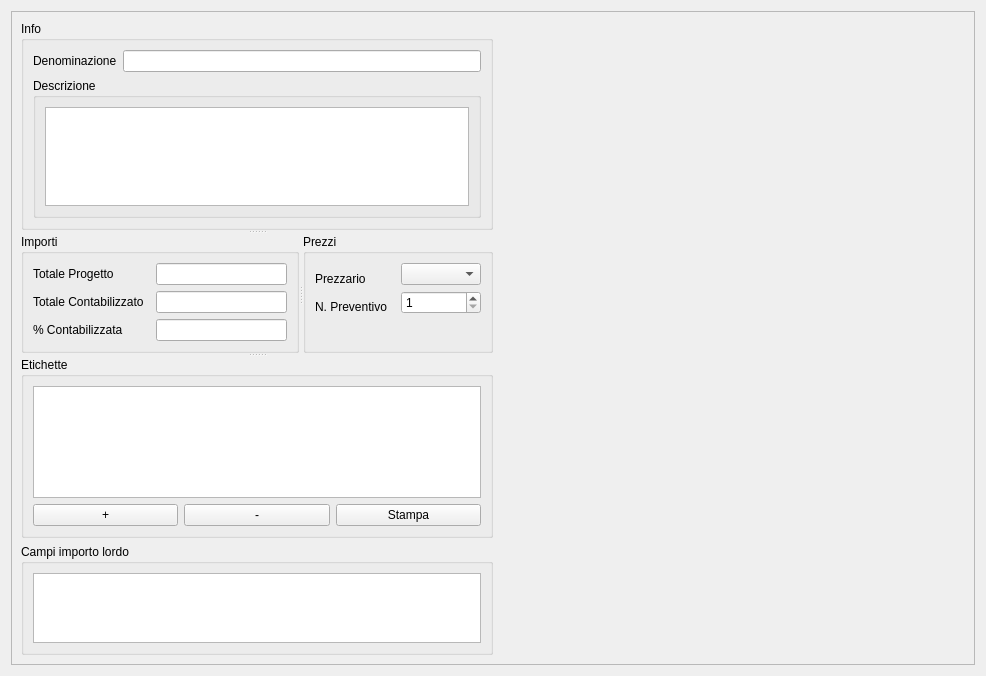
Before: the Qt Designer form qcostgui/accountinglsbilldatagui.ui in mickele77/qcost, drawn with Qt 5.
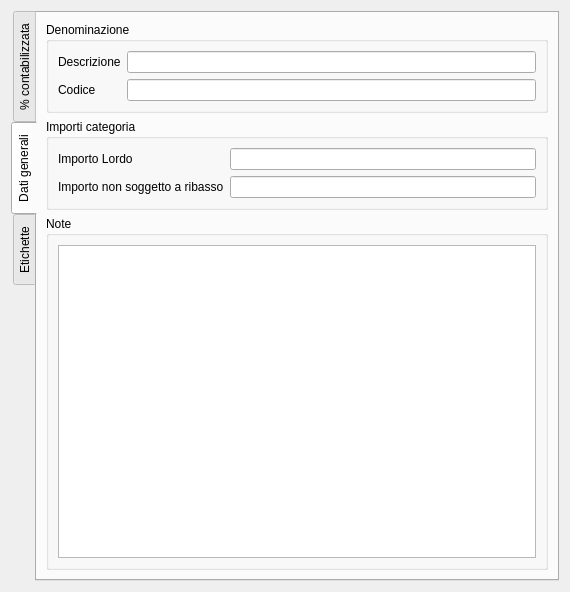
After: the same form once the commit is applied. The open tabs and pages were chosen to show the change.

Diff of the .ui file:
```diff
--- a/qcostgui/accountinglsbilldatagui.ui
+++ b/qcostgui/accountinglsbilldatagui.ui
@@ -6,8 +6,8 @@
    <rect>
     <x>0</x>
     <y>0</y>
-    <width>986</width>
-    <height>676</height>
+    <width>570</width>
+    <height>592</height>
    </rect>
   </property>
   <property name="windowTitle">
@@ -15,79 +15,47 @@
   </property>
   <layout class="QGridLayout" name="gridLayout_7">
    <item row="0" column="0">
-    <widget class="QScrollArea" name="scrollArea">
-     <property name="widgetResizable">
-      <bool>true</bool>
+    <widget class="QTabWidget" name="tabWidget">
+     <property name="tabPosition">
+      <enum>QTabWidget::West</enum>
      </property>
-     <widget class="QWidget" name="scrollAreaWidgetContents">
-      <property name="geometry">
-       <rect>
-        <x>0</x>
-        <y>0</y>
-        <width>970</width>
-        <height>660</height>
-       </rect>
-      </property>
+     <property name="currentIndex">
+      <number>0</number>
+     </property>
+     <widget class="QWidget" name="accountedAmountsTab">
+      <attribute name="title">
+       <string>% contabilizzata</string>
+      </attribute>
       <layout class="QGridLayout" name="gridLayout_2">
        <item row="0" column="0">
-        <widget class="QSplitter" name="splitter_2">
-         <property name="orientation">
-          <enum>Qt::Vertical</enum>
-         </property>
-         <widget class="QGroupBox" name="infoGroupBox">
-          <property name="title">
-           <string>Info</string>
-          </property>
-          <layout class="QGridLayout" name="gridLayout_4">
-           <item row="0" column="0">
-            <widget class="QLabel" name="nameLabel">
-             <property name="text">
-              <string>Denominazione</string>
-             </property>
-            </widget>
-           </item>
-           <item row="0" column="1">
-            <widget class="QLineEdit" name="nameLineEdit"/>
-           </item>
-           <item row="1" column="0" colspan="2">
-            <widget class="QGroupBox" name="descriptionGroupBox">
-             <property name="title">
-              <string>Descrizione</string>
-             </property>
-             <layout class="QGridLayout" name="gridLayout_6">
-              <item row="0" column="0">
-               <widget class="QPlainTextEdit" name="descriptionTextEdit"/>
-              </item>
-             </layout>
-            </widget>
-           </item>
-          </layout>
-         </widget>
          <widget class="QSplitter" name="splitter">
           <property name="orientation">
            <enum>Qt::Horizontal</enum>
           </property>
           <widget class="QGroupBox" name="groupBox_3">
            <property name="title">
-            <string>Importi</string>
+           <string>% contabilizzata</string>
            </property>
            <layout class="QGridLayout" name="gridLayout_8">
             <item row="0" column="0" colspan="2">
              <widget class="QLabel" name="totalAmountLabel">
               <property name="text">
-               <string>Totale Progetto</string>
+              <string>Totale Categoria</string>
               </property>
              </widget>
             </item>
             <item row="2" column="0">
              <widget class="QLabel" name="percentageAccountedLabel">
               <property name="text">
-               <string>% Contabilizzata</string>
+              <string>% contabilizzata</string>
               </property>
              </widget>
             </item>
             <item row="2" column="2">
              <widget class="QLineEdit" name="percentageAccountedLineEdit">
+             <property name="alignment">
+              <set>Qt::AlignRight|Qt::AlignTrailing|Qt::AlignVCenter</set>
+             </property>
               <property name="readOnly">
                <bool>true</bool>
               </property>
@@ -102,6 +70,9 @@
             </item>
             <item row="0" column="2">
              <widget class="QLineEdit" name="totalAmountLineEdit">
+             <property name="alignment">
+              <set>Qt::AlignRight|Qt::AlignTrailing|Qt::AlignVCenter</set>
+             </property>
               <property name="readOnly">
                <bool>true</bool>
               </property>
@@ -109,6 +80,9 @@
             </item>
             <item row="1" column="2">
              <widget class="QLineEdit" name="totalAmountAccountedLineEdit">
+             <property name="alignment">
+              <set>Qt::AlignRight|Qt::AlignTrailing|Qt::AlignVCenter</set>
+             </property>
               <property name="readOnly">
                <bool>true</bool>
               </property>
@@ -116,9 +90,12 @@
             </item>
            </layout>
           </widget>
-          <widget class="QGroupBox" name="groupBox">
+        </widget>
+       </item>
+       <item row="1" column="0">
+        <widget class="QGroupBox" name="priceListGroupBox">
            <property name="title">
-            <string>Prezzi</string>
+          <string>Costi Unitari</string>
            </property>
            <layout class="QGridLayout" name="gridLayout">
             <item row="0" column="0" rowspan="2">
@@ -133,6 +110,9 @@
             </item>
             <item row="1" column="1" rowspan="2">
              <widget class="QSpinBox" name="currentPriceDataSetSpinBox">
+            <property name="alignment">
+             <set>Qt::AlignRight|Qt::AlignTrailing|Qt::AlignVCenter</set>
+            </property>
               <property name="minimum">
                <number>1</number>
               </property>
@@ -145,76 +125,142 @@
               </property>
              </widget>
             </item>
-            <item row="3" column="1">
-             <spacer name="verticalSpacer_3">
-              <property name="orientation">
-               <enum>Qt::Vertical</enum>
-              </property>
-              <property name="sizeHint" stdset="0">
-               <size>
-                <width>17</width>
-                <height>69</height>
-               </size>
-              </property>
-             </spacer>
+          <item row="3" column="0" colspan="2">
+           <widget class="QGroupBox" name="totalPriceFieldGroupBox">
+            <property name="title">
+             <string>Campi importo lordo</string>
+            </property>
+            <layout class="QGridLayout" name="gridLayout_9">
+             <item row="0" column="0">
+              <widget class="QTableView" name="totalPriceFieldTableView">
+               <property name="alternatingRowColors">
+                <bool>true</bool>
+               </property>
+              </widget>
             </item>
            </layout>
           </widget>
-         </widget>
+          </item>
+         </layout>
+        </widget>
+       </item>
+      </layout>
+     </widget>
+     <widget class="QWidget" name="generalDataTab">
+      <attribute name="title">
+       <string>Dati generali</string>
+      </attribute>
+      <layout class="QGridLayout" name="gridLayout_12">
+       <item row="0" column="0">
+        <widget class="QGroupBox" name="nameGroupBox">
+         <property name="title">
+          <string>Denominazione</string>
+         </property>
+         <layout class="QGridLayout" name="gridLayout_11">
+          <item row="0" column="0">
+           <widget class="QLabel" name="nameLabel">
+            <property name="text">
+             <string>Descrizione</string>
+            </property>
+           </widget>
+          </item>
+          <item row="0" column="1">
+           <widget class="QLineEdit" name="nameLineEdit"/>
+          </item>
+          <item row="1" column="0">
+           <widget class="QLabel" name="codeLabel">
+            <property name="text">
+             <string>Codice</string>
+            </property>
+           </widget>
+          </item>
+          <item row="1" column="1">
+           <widget class="QLineEdit" name="codeLineEdit"/>
+          </item>
+         </layout>
+        </widget>
+       </item>
+       <item row="1" column="0">
+        <widget class="QGroupBox" name="PPUGroupBox">
+         <property name="title">
+          <string>Importi categoria</string>
+         </property>
+         <layout class="QGridLayout" name="gridLayout_10">
+          <item row="0" column="0">
+           <widget class="QLabel" name="PPUToBeDiscountedLabel">
+            <property name="text">
+             <string>Importo Lordo</string>
+            </property>
+           </widget>
+          </item>
+          <item row="0" column="1">
+           <widget class="QLineEdit" name="PPUToBeDiscountedLineEdit"/>
+          </item>
+          <item row="1" column="1">
+           <widget class="QLineEdit" name="PPUNotToBeDiscountedLineEdit"/>
+          </item>
+          <item row="1" column="0">
+           <widget class="QLabel" name="PPUNotToBeDiscountedLabel">
+            <property name="text">
+             <string>Importo non soggetto a ribasso</string>
+            </property>
+           </widget>
+          </item>
+         </layout>
+        </widget>
+       </item>
+       <item row="2" column="0">
+        <widget class="QGroupBox" name="descriptionGroupBox">
+         <property name="title">
+          <string>Note</string>
+         </property>
+         <layout class="QGridLayout" name="gridLayout_6">
+          <item row="0" column="0">
+           <widget class="QPlainTextEdit" name="descriptionTextEdit"/>
+          </item>
+         </layout>
+        </widget>
+       </item>
+      </layout>
+     </widget>
+     <widget class="QWidget" name="attributesTab">
+      <attribute name="title">
+       <string>Etichette</string>
+      </attribute>
+      <layout class="QGridLayout" name="gridLayout_4">
+       <item row="0" column="0">
          <widget class="QGroupBox" name="attributesGroupBox">
           <property name="title">
            <string>Etichette</string>
           </property>
           <layout class="QGridLayout" name="gridLayout_3">
-           <item row="1" column="1">
-            <widget class="QPushButton" name="removeAttributePushButton">
-             <property name="text">
-              <string>-</string>
+          <item row="1" column="1" colspan="3">
+           <widget class="QTableView" name="attributesTableView">
+            <property name="alternatingRowColors">
+             <bool>true</bool>
              </property>
             </widget>
            </item>
-           <item row="1" column="0">
+          <item row="0" column="1">
             <widget class="QPushButton" name="addAttributePushButton">
              <property name="text">
               <string>+</string>
              </property>
             </widget>
            </item>
-           <item row="1" column="2">
+          <item row="0" column="2">
+           <widget class="QPushButton" name="removeAttributePushButton">
+            <property name="text">
+             <string>-</string>
+            </property>
+           </widget>
+          </item>
+          <item row="0" column="3">
             <widget class="QPushButton" name="printAttributePushButton">
              <property name="text">
               <string>Stampa</string>
              </property>
             </widget>
-           </item>
-           <item row="0" column="0" colspan="3">
-            <widget class="QTableView" name="attributesTableView"/>
-           </item>
-          </layout>
-         </widget>
-        </widget>
-       </item>
-       <item row="0" column="1">
-        <spacer name="horizontalSpacer">
-         <property name="orientation">
-          <enum>Qt::Horizontal</enum>
-         </property>
-         <property name="sizeHint" stdset="0">
-          <size>
-           <width>388</width>
-           <height>20</height>
-          </size>
-         </property>
-        </spacer>
-       </item>
-       <item row="1" column="0">
-        <widget class="QGroupBox" name="totalPriceFieldGroupBox">
-         <property name="title">
-          <string>Campi importo lordo</string>
-         </property>
-         <layout class="QGridLayout" name="gridLayout_9">
-          <item row="0" column="0">
-           <widget class="QTableView" name="totalPriceFieldTableView"/>
           </item>
          </layout>
         </widget>
```
Left out of the diff: 2 changed lines with no effect on the pictures. Lines whose indentation alone changed are shown as unchanged.
